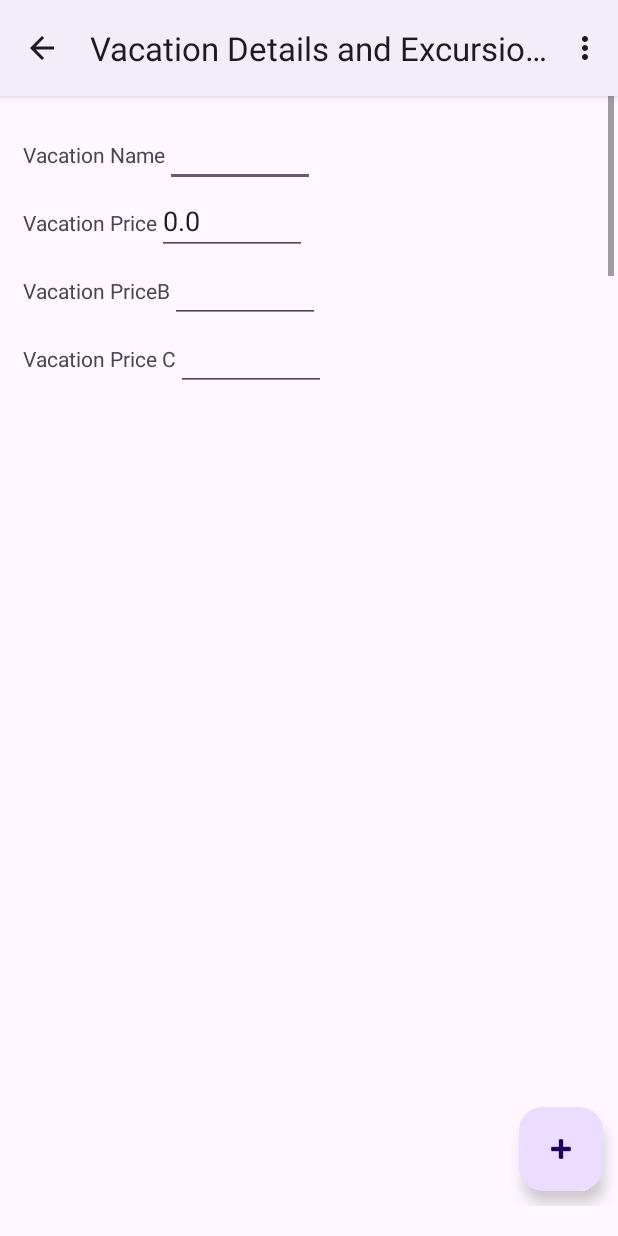
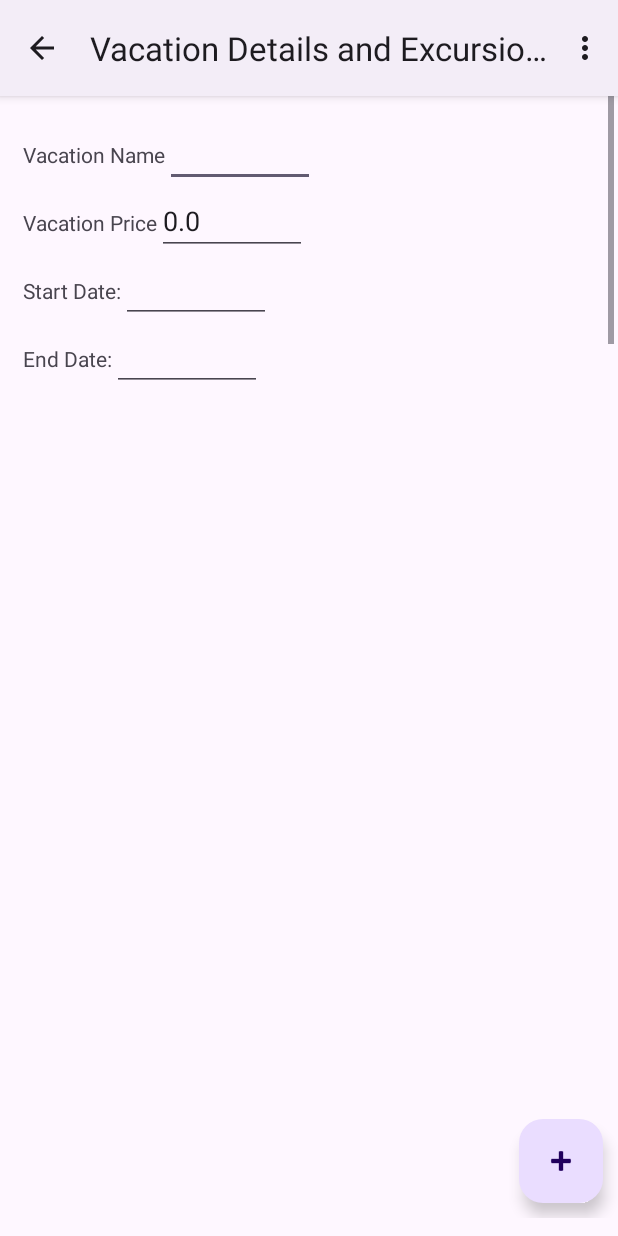
Before and after one commit to ecrai30/RhythmForgeWebApp, an Android app: the VacationDetails screen opened directly, with no data from a screen before it, on a phone screen of 412 x 824 dp. Run offline under Robolectric (Android 15) with nearby library versions, the phone set to English and light mode, and no system bars; our stand-ins replace Room's generated code.

Commit message:
Added vacation fields

```diff
--- a/app/src/main/res/layout/activity_vacation_details.xml
+++ b/app/src/main/res/layout/activity_vacation_details.xml
@@ -60,10 +60,10 @@
                 <TextView
                     android:layout_width="wrap_content"
                     android:layout_height="wrap_content"
-                    android:text="Vacation PriceB" />
+                    android:text="Start Date:" />
 
                 <EditText
-                    android:id="@+id/vacationpriceB"
+                    android:id="@+id/startdate"
                     android:layout_width="100dp"
                     android:layout_height="wrap_content" />
             </LinearLayout>
@@ -75,10 +75,10 @@
                 <TextView
                     android:layout_width="wrap_content"
                     android:layout_height="wrap_content"
-                    android:text="Vacation Price C" />
+                    android:text="End Date:" />
 
                 <EditText
-                    android:id="@+id/vacationpriceC"
+                    android:id="@+id/enddate"
                     android:layout_width="100dp"
                     android:layout_height="wrap_content" />
             </LinearLayout>
@@ -90,40 +90,10 @@
                 <TextView
                     android:layout_width="wrap_content"
                     android:layout_height="wrap_content"
-                    android:text="Vacation PriceD" />
+                    android:text="Hotel" />
 
                 <EditText
-                    android:id="@+id/vacationpriced"
-                    android:layout_width="100dp"
-                    android:layout_height="wrap_content" />
-            </LinearLayout>
-            <LinearLayout
-                android:layout_width="match_parent"
-                android:layout_height="wrap_content"
-                android:orientation="horizontal">
-
-                <TextView
-                    android:layout_width="wrap_content"
-                    android:layout_height="wrap_content"
-                    android:text="Vacation PriceE" />
-
-                <EditText
-                    android:id="@+id/vacationpricee"
-                    android:layout_width="100dp"
-                    android:layout_height="wrap_content" />
-            </LinearLayout>
-            <LinearLayout
-                android:layout_width="match_parent"
-                android:layout_height="wrap_content"
-                android:orientation="horizontal">
-
-                <TextView
-                    android:layout_width="wrap_content"
-                    android:layout_height="wrap_content"
-                    android:text="Vacation PriceF" />
-
-                <EditText
-                    android:id="@+id/vacationpricef"
+                    android:id="@+id/hotel"
                     android:layout_width="100dp"
                     android:layout_height="wrap_content" />
             </LinearLayout>
@@ -148,6 +118,9 @@
         android:id="@+id/excursionrecyclerview"
         android:layout_width="409dp"
         android:layout_height="464dp"
+        android:layout_marginTop="8dp"
+        android:layout_marginEnd="2dp"
+        app:layout_constraintEnd_toEndOf="parent"
         app:layout_constraintLeft_toLeftOf="parent"
         app:layout_constraintTop_toBottomOf="@+id/scrollView2" />
 </androidx.constraintlayout.widget.ConstraintLayout>
```
